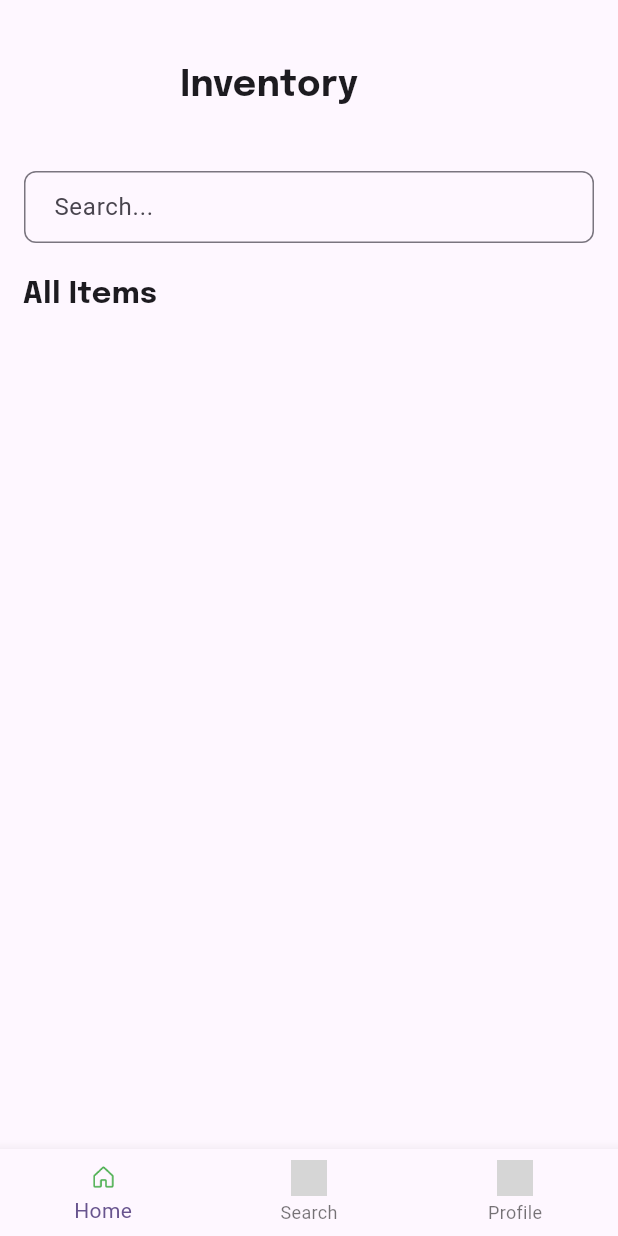
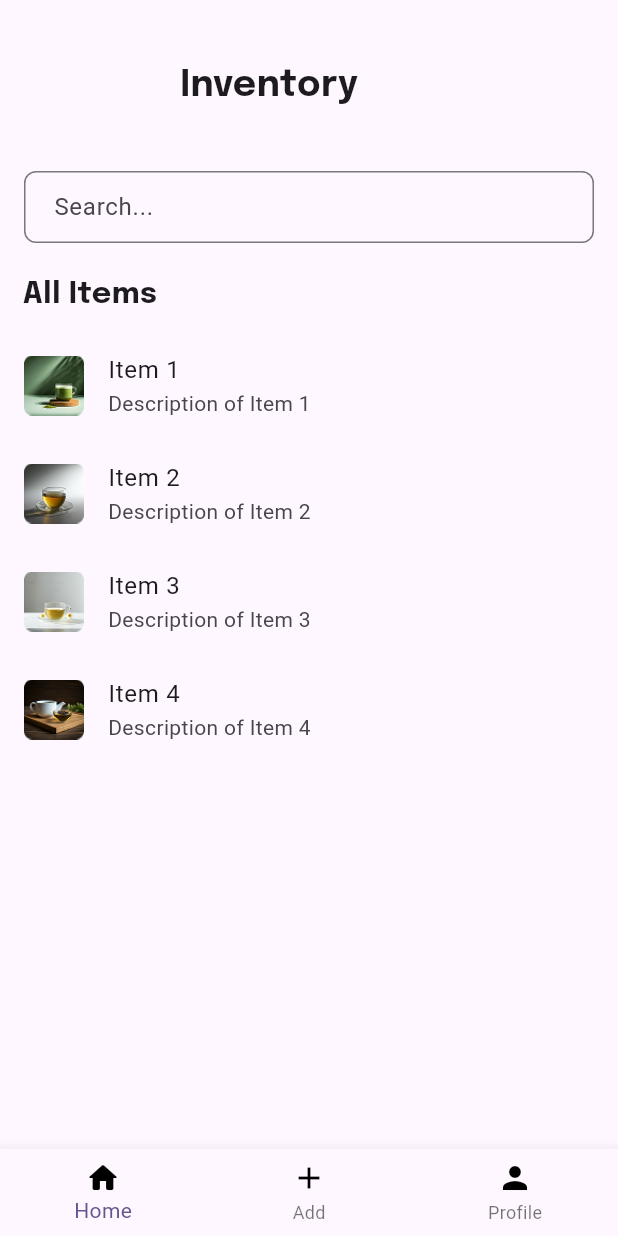
Before and after one commit to Jotham0505/Inventory_Management_App_Flutter, a Flutter app: the screen it shows after launch, on a phone screen of 412 x 824 dp. Run offline on Flutter 3.47's test engine with Material 3 defaults, Android fonts, the light colour scheme and no system bars; our stand-ins replace flutter_secure_storage; grey boxes are pictures that could not be loaded.

Commit message:
item list

```diff
--- a/lib/pages/App_Pages/itemsPage.dart
+++ b/lib/pages/App_Pages/itemsPage.dart
@@ -114,27 +114,80 @@ class _ItemspageState extends State<Itemspage> {
           ),
         ),
 
+        SizedBox(height: 10),
+
+        ListBody(
+          children: [
+            ListTile(
+              leading: Image.asset(
+                'assets/item1.png',
+                width: 40,
+                height: 40,
+                fit: BoxFit.cover,
+              ),
+              title: Text("Item 1"),
+              subtitle: Text("Description of Item 1"),
+            ),
+            ListTile(
+              leading: Image.asset(
+                'assets/item2.png',
+                width: 40,
+                height: 40,
+                fit: BoxFit.cover,
+              ),
+              title: Text("Item 2"),
+              subtitle: Text("Description of Item 2"),
+            ),
+            ListTile(
+              leading: Image.asset(
+                'assets/item3.png',
+                width: 40,
+                height: 40,
+                fit: BoxFit.cover,
+              ),
+              title: Text("Item 3"),
+              subtitle: Text("Description of Item 3"),
+            ),
+            ListTile(
+              leading: Image.asset(
+                'assets/item4.png',
+                width: 40,
+                height: 40,
+                fit: BoxFit.cover,
+              ),
+              title: Text("Item 4"),
+              subtitle: Text("Description of Item 4"),
+            ),
+          ],
+        ),
+
         Spacer(),
 
         // Navigation bottom bar
         BottomNavigationBar(
           items: [
             BottomNavigationBarItem(
-              icon: Image.asset('assets/home.png', width: 24, height: 24),
+              icon: Icon(
+                Icons.home_rounded,
+                size: 24,
+                color: Colors.black,
+              ),
               label: 'Home',
-              activeIcon: Image.asset(
-                'assets/home.png',
-                width: 24,
-                height: 24,
-                color: Colors.green, // Change to your desired color
-              ),
             ),
             BottomNavigationBarItem(
-              icon: Image.asset('assets/search.png', width: 24, height: 24),
-              label: 'Search',
+              icon: Icon(
+                Icons.add,
+                size: 24,
+                color: Colors.black,
+              ),
+              label: 'Add',
             ),
             BottomNavigationBarItem(
-              icon: Image.asset('assets/profile.png', width: 24, height: 24),
+              icon: Icon(
+                Icons.person,
+                size: 24,
+                color: Colors.black,
+              ),
               label: 'Profile',
             ),
           ],
```
Also changed, not shown: assets/item1.png (added), assets/item2.png (added), assets/item3.png (added), assets/item4.png (added).
